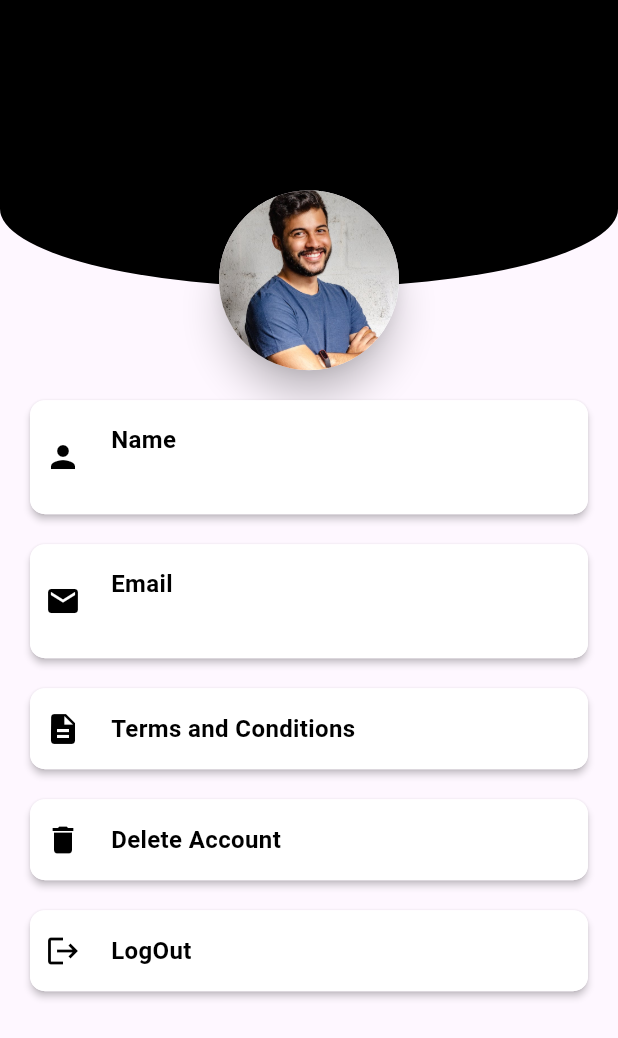
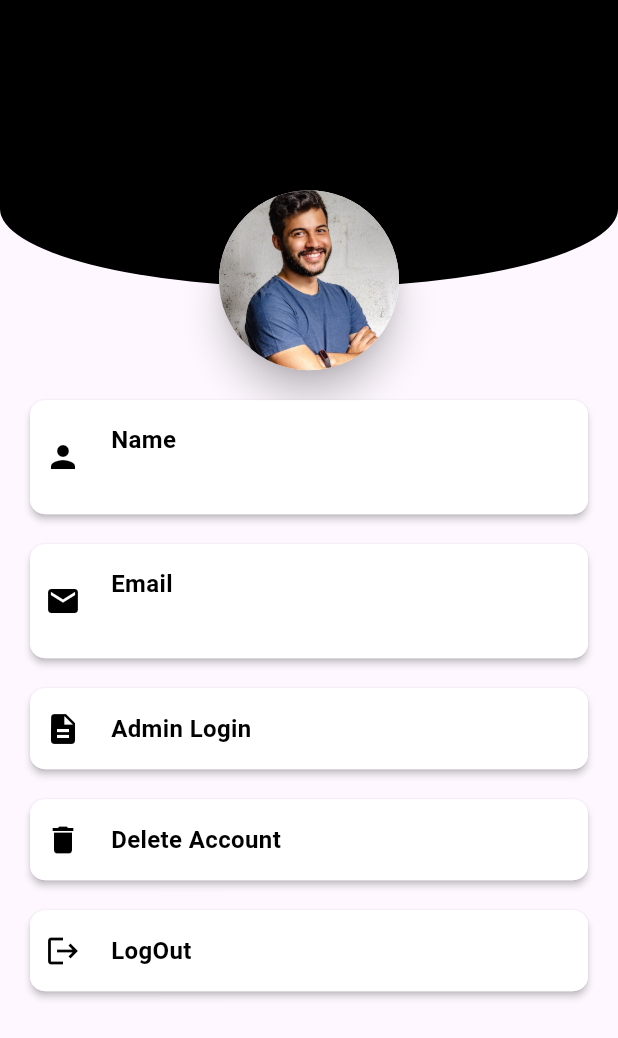
Before and after one commit to MatiasCaamal/food, a Flutter app: the Profile screen opened directly, on a phone screen of 412 x 824 dp. Shown: the top 1038 px of the screen. Run offline on Flutter 3.47's test engine with Material 3 defaults, Android fonts, the phone set to English and light mode, and no system bars; our stand-ins replace cloud_firestore, curved_navigation_bar, firebase_auth, firebase_core, firebase_storage, image_picker and 2 more; missing offline and left inert: flutter_stripe; accounts and stored records are empty.

Commit message:
Final: Implementando AdminLogin

```diff
--- a/lib/pages/home.dart
+++ b/lib/pages/home.dart
@@ -176,6 +176,7 @@ class _HomeState extends State<Home> {
           top: 50.0,
           left: 10.0,
         ),
+        child: SingleChildScrollView(
           child: Column(
             crossAxisAlignment: CrossAxisAlignment.start,
             children: [
@@ -216,6 +217,7 @@ class _HomeState extends State<Home> {
               ),
               allItemsVertically(),
             ],
+          ),
         ),
       ),
     );
--- a/lib/pages/profile.dart
+++ b/lib/pages/profile.dart
@@ -2,6 +2,7 @@ import 'dart:io';
 
 import 'package:firebase_storage/firebase_storage.dart';
 import 'package:flutter/material.dart';
+import 'package:food/admin/admin_login.dart';
 import 'package:food/service/auth.dart';
 import 'package:food/service/shared_pref.dart';
 import 'package:image_picker/image_picker.dart';
@@ -236,7 +237,14 @@ class _ProfileState extends State<Profile> {
                   SizedBox(
                     height: 20.0,
                   ),
-                  Container(
+                  GestureDetector(
+                    onTap: () {
+                      Navigator.push(
+                        context,
+                        MaterialPageRoute(builder: (context) => AdminLogin()),
+                      );
+                    },
+                    child: Container(
                       margin: EdgeInsets.symmetric(horizontal: 20.0),
                       child: Material(
                         borderRadius: BorderRadius.circular(10),
@@ -260,7 +268,7 @@ class _ProfileState extends State<Profile> {
                                 crossAxisAlignment: CrossAxisAlignment.start,
                                 children: [
                                   Text(
-                                  "Terms and Conditions",
+                                    "Admin Login",
                                     style: TextStyle(
                                         color: Colors.black,
                                         fontSize: 16.0,
@@ -273,11 +281,12 @@ class _ProfileState extends State<Profile> {
                         ),
                       ),
                     ),
+                  ),
                   SizedBox(
                     height: 20.0,
                   ),
                   GestureDetector(
-                    onTap: (){
+                    onTap: () {
                       AuthMethods().deleteuser();
                     },
                     child: Container(
@@ -322,7 +331,7 @@ class _ProfileState extends State<Profile> {
                     height: 20.0,
                   ),
                   GestureDetector(
-                    onTap: (){
+                    onTap: () {
                       AuthMethods().SignOut();
                     },
                     child: Container(
```
Lines whose indentation alone changed are shown as unchanged.
